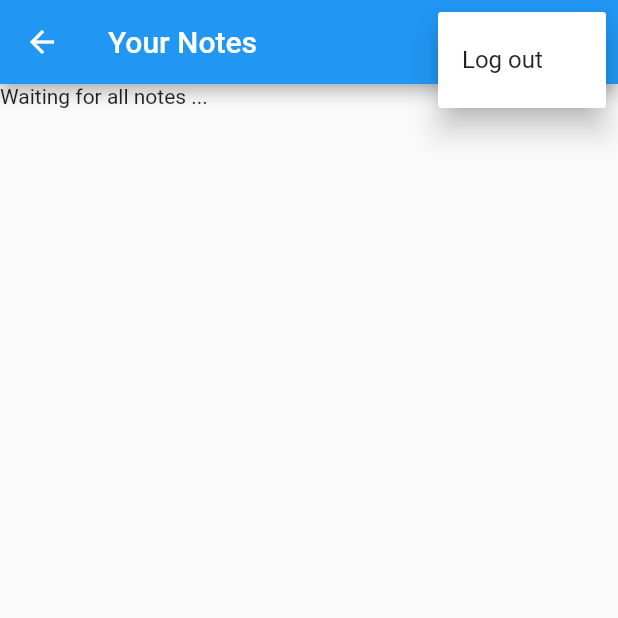
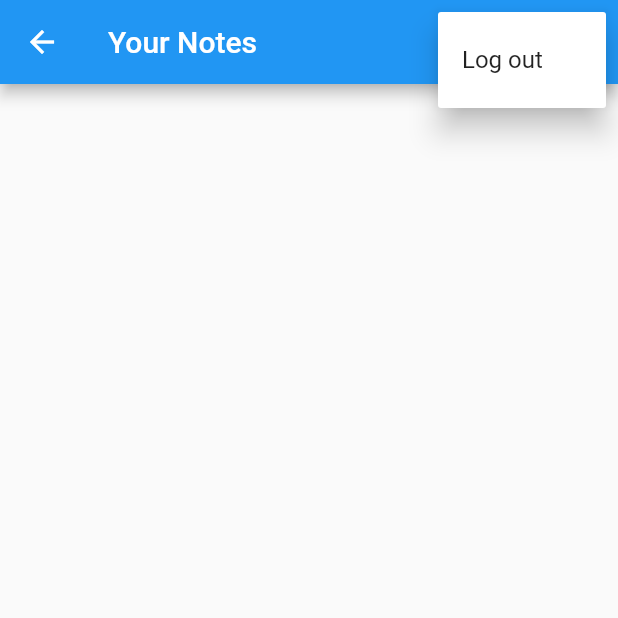
Before and after one commit to AdarshShukla1001/flutter-notes-app, a Flutter app: the NotesView screen opened by its route, after a tap on the "more vert" icon, on a phone screen of 412 x 824 dp, the top half of it. Run offline on Flutter 3.47's test engine with Material 2 defaults, Android fonts, the phone set to English and light mode, and no system bars; our stand-ins replace firebase_auth, firebase_core, sqflite; accounts and stored records are empty.

Commit message:
randered notes in notes view

```diff
--- a/lib/services/crud/notes_service.dart
+++ b/lib/services/crud/notes_service.dart
@@ -11,11 +11,16 @@ class NotesService{
 
   List<DatabaseNote> _notes = [];
   static final NotesService _shared = NotesService._sharedInstance();
-  NotesService._sharedInstance();
+  NotesService._sharedInstance(){
+    _notesStreamController = StreamController<List<DatabaseNote>>.broadcast(
+      onListen: (){
+        _notesStreamController.sink.add(_notes);      }
+    );
+  }
 
   factory NotesService() => _shared;
 
-  final _notesStreamController = StreamController<List<DatabaseNote>>.broadcast();
+  late final StreamController<List<DatabaseNote>> _notesStreamController;
 
   Stream<List<DatabaseNote>> get allNotes => _notesStreamController.stream;
 
@@ -326,7 +331,7 @@ const idColumn = "id";
       "text" TEXT,
       "is_synced_with_cloud" INTEGER NOT NULL DEFAULT 0,
       FOREIGN KEY("user_id") REFERENCES "user"("id"),
-      PRIMARY KEY("id" AUTOINCREMENT),
+      PRIMARY KEY("id" AUTOINCREMENT)
     )
 
 ''';
--- a/lib/view/notes/notes_view.dart
+++ b/lib/view/notes/notes_view.dart
@@ -24,17 +24,17 @@ String get userEmail => AuthService.firebase().currentUser!.email!;
 @override
 void initState(){
   _notesService = NotesService();
-  _notesService.open();
+  // _notesService.open();
   super.initState();
 }
 
 
-@override
-void dispose(){
+// @override
+// void dispose(){
 
-  _notesService.close();
-  super.initState();
-}
+//   _notesService.close();
+//   super.initState();
+// }
 
 
 
@@ -80,16 +80,35 @@ void dispose(){
               builder: (context, snapshot) {
                 switch (snapshot.connectionState){
                   case ConnectionState.waiting:
+
                     return const Text('Waiting for all notes ...');
+                  case ConnectionState.active:
+                    final allNotes = snapshot.data as List<DatabaseNote>;
+                    return ListView.builder(itemCount: allNotes.length,
+                    itemBuilder: (context, index) {
+                      final note = allNotes[index];
+                      return ListTile(
+                        title: Text(
+                          note.text,
+                          maxLines: 1,
+                          softWrap: true,
+                          overflow: TextOverflow.ellipsis,
+                          ),
+
+                      );
+                    }, );
+
+                    return const Text('got all the notes');
+
                   default:
-                    return const CircularProgressIndicator();
+                    return const Center(child: CircularProgressIndicator(),);
                 }
               });
 
 
 
 
-          default:
+            default:
               return CircularProgressIndicator();
           }
         }
```
